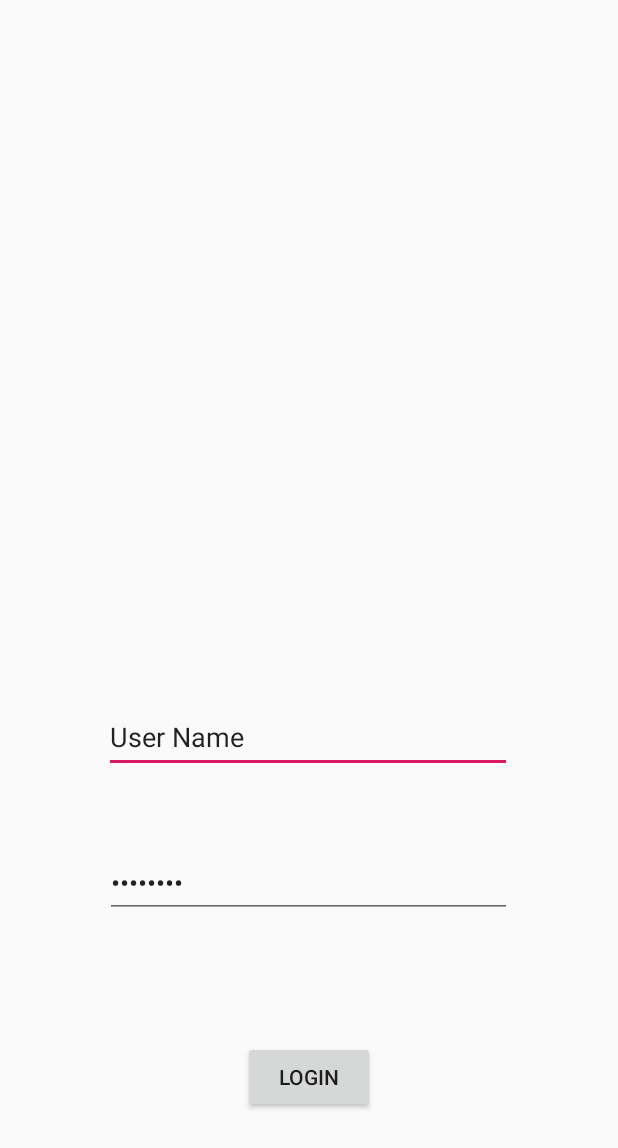
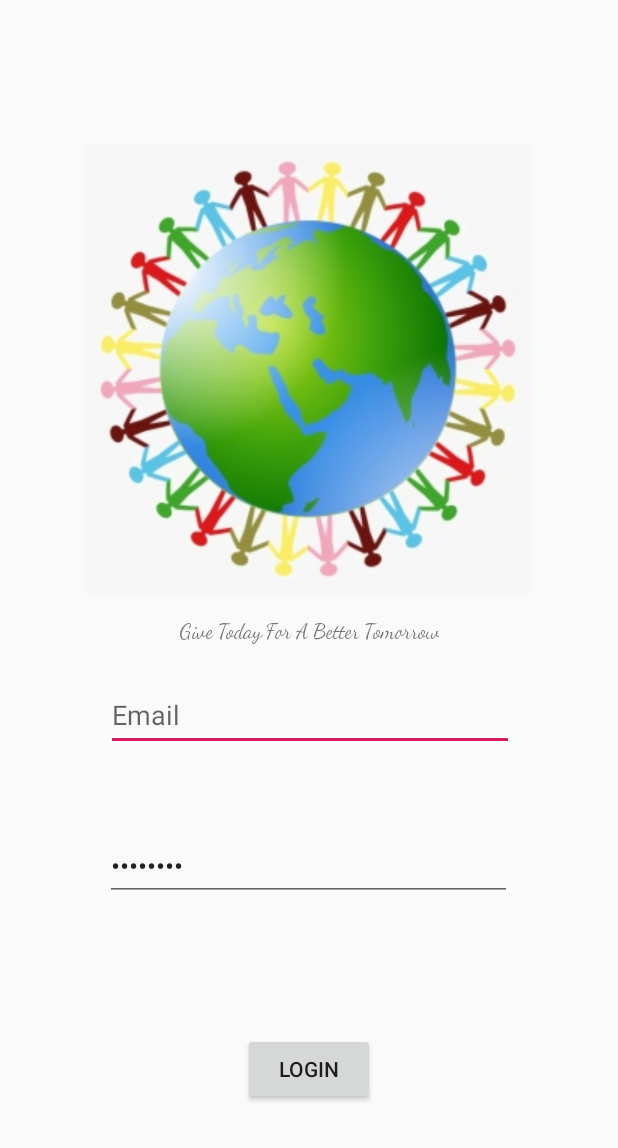
Before and after one commit to emilierobichaud1/DeltaHacks2020, an Android app: the layout activity_login.xml on its own in the app's theme, with its tools: preview values and no code run, on a phone screen of 412 x 824 dp. Shown: the top 1148 px of the screen. Run offline under Robolectric (Android 15) with nearby library versions, the phone set to English and light mode, and no system bars.

Commit message:
Login in screen

```diff
--- a/app/src/main/res/layout/activity_login.xml
+++ b/app/src/main/res/layout/activity_login.xml
@@ -7,22 +7,21 @@
     android:layout_height="match_parent">
 
     <EditText
-        android:id="@+id/user_name"
+        android:id="@+id/email"
         android:layout_width="272dp"
         android:layout_height="47dp"
         android:layout_marginStart="16dp"
         android:layout_marginLeft="16dp"
-        android:layout_marginTop="468dp"
+        android:layout_marginTop="24dp"
         android:layout_marginEnd="16dp"
         android:layout_marginRight="16dp"
         android:ems="10"
-        android:hint="User Name"
+        android:hint="Email"
         android:inputType="textPersonName"
-        android:text="User Name"
         app:layout_constraintEnd_toEndOf="parent"
-        app:layout_constraintHorizontal_bias="0.495"
+        app:layout_constraintHorizontal_bias="0.504"
         app:layout_constraintStart_toStartOf="parent"
-        app:layout_constraintTop_toTopOf="parent" />
+        app:layout_constraintTop_toBottomOf="@+id/loginquote" />
 
     <EditText
         android:id="@+id/password_text"
@@ -36,7 +35,7 @@
         app:layout_constraintEnd_toEndOf="parent"
         app:layout_constraintHorizontal_bias="0.496"
         app:layout_constraintStart_toStartOf="parent"
-        app:layout_constraintTop_toBottomOf="@+id/user_name"
+        app:layout_constraintTop_toBottomOf="@+id/email"
         app:layout_constraintVertical_bias="0.194" />
 
     <Button
@@ -50,4 +49,27 @@
         app:layout_constraintStart_toStartOf="parent"
         app:layout_constraintTop_toBottomOf="@+id/password_text" />
 
+    <ImageView
+        android:id="@+id/imageView"
+        android:layout_width="wrap_content"
+        android:layout_height="wrap_content"
+        android:layout_marginTop="96dp"
+        app:layout_constraintEnd_toEndOf="parent"
+        app:layout_constraintHorizontal_bias="0.495"
+        app:layout_constraintStart_toStartOf="parent"
+        app:layout_constraintTop_toTopOf="parent"
+        app:srcCompat="@drawable/hand_in_hand" />
+
+    <TextView
+        android:id="@+id/loginquote"
+        android:layout_width="wrap_content"
+        android:layout_height="wrap_content"
+        android:layout_marginTop="16dp"
+        android:fontFamily="cursive"
+        android:hint="login quote"
+        android:text="Give Today For A Better Tomorrow"
+        app:layout_constraintEnd_toEndOf="parent"
+        app:layout_constraintStart_toStartOf="parent"
+        app:layout_constraintTop_toBottomOf="@+id/imageView" />
+
 </androidx.constraintlayout.widget.ConstraintLayout>
```
Also changed, not shown: app/src/main/res/drawable/grass.png (added), app/src/main/res/drawable/hand_in_hand.png (added).
